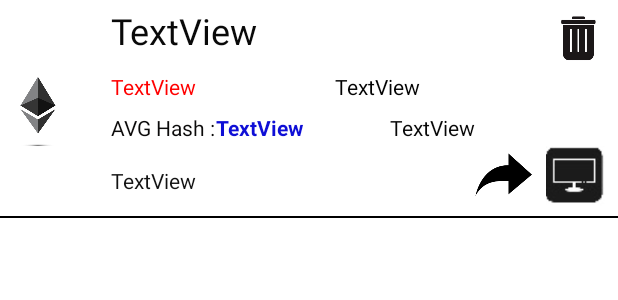
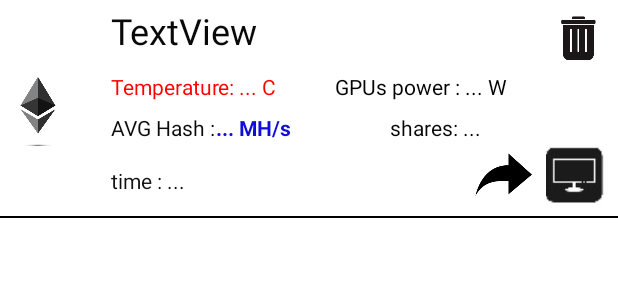
Before and after one commit to 6sung/ETH_Monitor, an Android app: the layout item_recycler.xml on its own in the app's theme, with its tools: preview values and no code run, on a phone screen of 412 x 824 dp. Shown: the top 300 px of the screen. Run offline under Robolectric (Android 15) with nearby library versions, the light colour scheme and no system bars; network calls fail.

```diff
--- a/app/build.gradle
+++ b/app/build.gradle
@@ -43,6 +43,7 @@ dependencies {
     kapt "androidx.room:room-compiler:$room_version"
     implementation "androidx.room:room-ktx:$room_version"
     implementation "org.jetbrains.anko:anko-commons:0.10.5"
+    implementation "androidx.swiperefreshlayout:swiperefreshlayout:1.1.0"
 
 
     implementation 'androidx.core:core-ktx:1.6.0'
--- a/app/src/main/java/com/example/ethmonitor/RecyclerAdapter.kt
+++ b/app/src/main/java/com/example/ethmonitor/RecyclerAdapter.kt
@@ -20,6 +20,7 @@ class RecyclerAdapter(val roomMemoList:List<RoomMemo>) : RecyclerView.Adapter<Re
     }
     override fun getItemCount() = roomMemoList.size
     class Holder(val binding: ItemRecyclerBinding) : RecyclerView.ViewHolder(binding.root) {
+
         fun setMemo(roomMemo: RoomMemo) {
             with(binding) {
                 textID.text = roomMemo.dvvName
--- a/app/src/main/res/layout/item_recycler.xml
+++ b/app/src/main/res/layout/item_recycler.xml
@@ -12,7 +12,7 @@
         android:layout_height="20dp"
         android:layout_marginEnd="16dp"
         android:layout_marginBottom="50dp"
-        android:text="TextView"
+        android:text="shares: ..."
         android:textColor="#070707"
         app:layout_constraintBottom_toBottomOf="parent"
         app:layout_constraintEnd_toEndOf="parent"
@@ -35,7 +35,7 @@
         android:layout_width="130dp"
         android:layout_height="20dp"
         android:layout_marginStart="24dp"
-        android:text="TextView"
+        android:text="Temperature: ... C"
         android:textColor="#FF0000"
         app:layout_constraintBottom_toTopOf="@+id/textViewHash1"
         app:layout_constraintStart_toEndOf="@+id/ethIcon"
@@ -104,7 +104,7 @@
         android:layout_width="100dp"
         android:layout_height="20dp"
         android:layout_marginBottom="50dp"
-        android:text="TextView"
+        android:text="... MH/s"
         android:textColor="#0E0ED6"
         android:textStyle="bold"
         app:layout_constraintBottom_toBottomOf="parent"
@@ -115,7 +115,7 @@
         android:layout_width="120dp"
         android:layout_height="20dp"
         android:layout_marginStart="24dp"
-        android:text="TextView"
+        android:text="time : ..."
         android:textColor="#121212"
         app:layout_constraintBottom_toBottomOf="parent"
         app:layout_constraintStart_toEndOf="@+id/ethIcon"
@@ -138,7 +138,7 @@
         android:id="@+id/textPower"
         android:layout_width="130dp"
         android:layout_height="20dp"
-        android:text="TextView"
+        android:text="GPUs power : ... W"
         android:textColor="#020202"
         app:layout_constraintBottom_toBottomOf="@+id/textTem"
         app:layout_constraintEnd_toEndOf="parent"
```
Also changed, not shown: app/src/main/java/com/example/ethmonitor/MainActivity.kt (+10 -0 lines), app/src/main/res/layout/activity_main.xml (+18 -6 lines).
